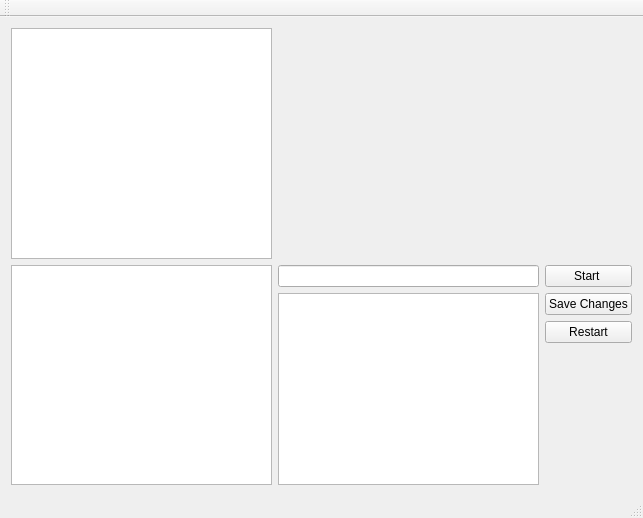
Above: gui/mainwindow.ui from aws-deepracer-community/deepracer-for-cloud before the change. Below: the same form after it.
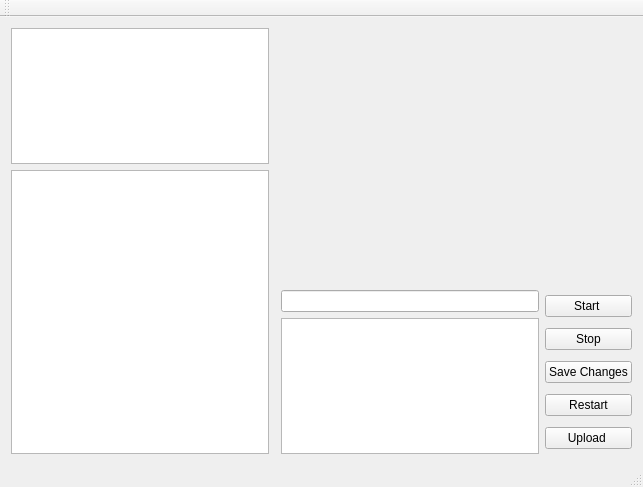
That is the form after the change. Custom widgets are drawn as their Qt base class.

Commit message: Updated startup scripts and GUI

```diff
--- a/gui/mainwindow.ui
+++ b/gui/mainwindow.ui
@@ -7,7 +7,7 @@
     <x>0</x>
     <y>0</y>
     <width>643</width>
-    <height>518</height>
+    <height>487</height>
    </rect>
   </property>
   <property name="windowTitle">
@@ -15,40 +15,68 @@
   </property>
   <widget class="QWidget" name="centralWidget">
    <layout class="QGridLayout" name="gridLayout">
-    <item row="1" column="2">
+    <item row="21" column="3">
+     <layout class="QVBoxLayout" name="verticalLayout">
+      <property name="spacing">
+       <number>6</number>
+      </property>
+      <item>
      <widget class="QPushButton" name="start_button">
       <property name="text">
        <string>Start </string>
       </property>
      </widget>
     </item>
-    <item row="1" column="0" rowspan="4">
-     <widget class="QTextEdit" name="action_space"/>
-    </item>
-    <item row="2" column="1" rowspan="3">
-     <widget class="QTextEdit" name="hyper_parameters"/>
-    </item>
-    <item row="0" column="0">
-     <widget class="QTextEdit" name="reward_function"/>
-    </item>
-    <item row="3" column="2">
-     <widget class="QPushButton" name="restart_button">
+      <item>
+       <widget class="QPushButton" name="stop_button">
       <property name="text">
-       <string>Restart</string>
+         <string>Stop</string>
       </property>
      </widget>
     </item>
-    <item row="2" column="2">
+      <item>
      <widget class="QPushButton" name="save_button">
       <property name="text">
        <string>Save Changes</string>
       </property>
      </widget>
     </item>
-    <item row="1" column="1">
-     <widget class="QLineEdit" name="world_name"/>
-    </item>
-    <item row="0" column="1" colspan="2">
+      <item>
+       <widget class="QPushButton" name="restart_button">
+        <property name="mouseTracking">
+         <bool>false</bool>
+        </property>
+        <property name="text">
+         <string>Restart</string>
+        </property>
+       </widget>
+      </item>
+      <item>
+       <widget class="QPushButton" name="uploadbutton">
+        <property name="text">
+         <string>Upload </string>
+        </property>
+       </widget>
+      </item>
+     </layout>
+    </item>
+    <item row="0" column="0">
+     <widget class="QTextEdit" name="reward_function"/>
+    </item>
+    <item row="1" column="0" rowspan="21">
+     <widget class="QTextEdit" name="action_space"/>
+    </item>
+    <item row="21" column="2">
+     <layout class="QVBoxLayout" name="verticalLayout_3">
+      <item>
+       <widget class="QLineEdit" name="track_name"/>
+      </item>
+      <item>
+       <widget class="QTextEdit" name="hyper_parameters"/>
+      </item>
+     </layout>
+    </item>
+    <item row="0" column="1" colspan="3">
      <widget class="QwtPlot" name="reward_plot"/>
     </item>
    </layout>
```
Lines whose indentation alone changed are shown as unchanged. The commit also changes 5 other files.
